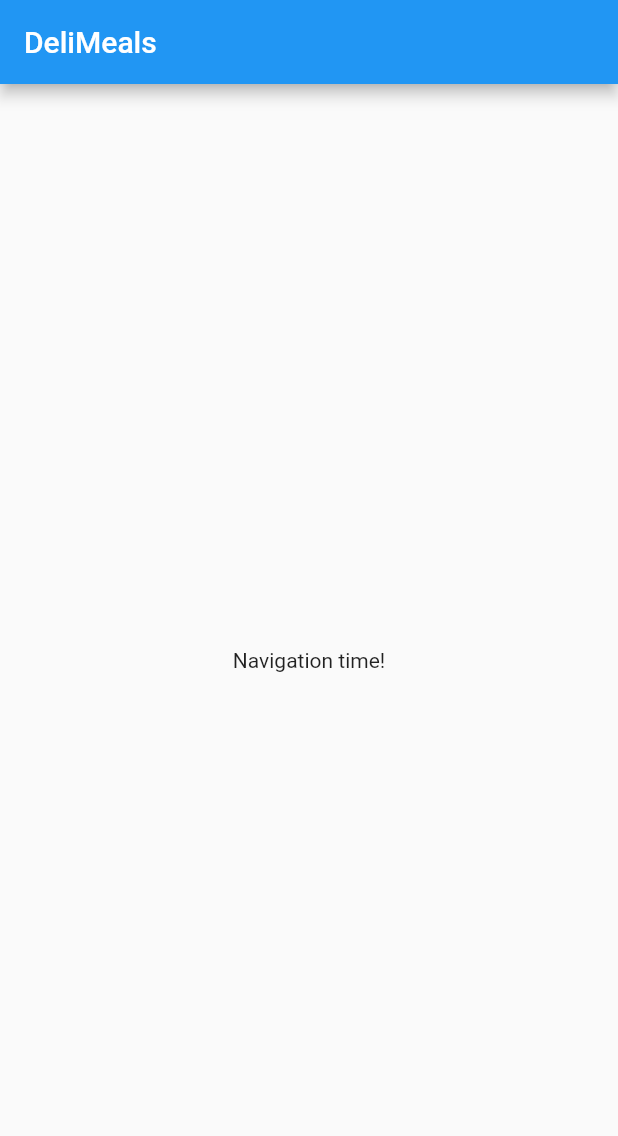
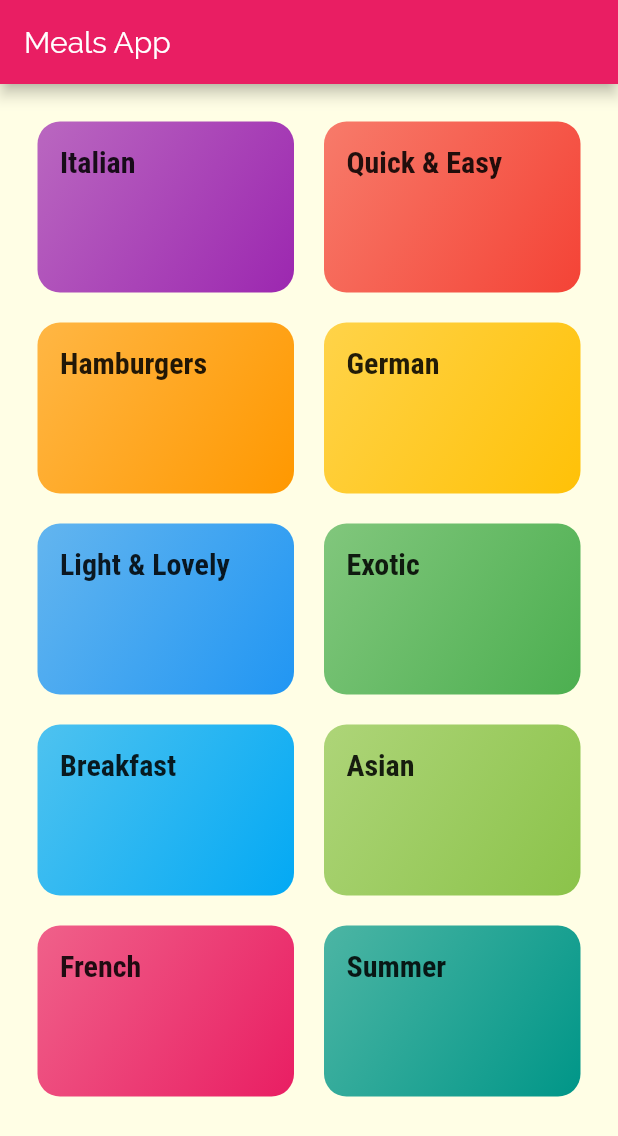
Before and after one commit to IsmailElShinnawy/meals-app, a Flutter app: the screen it shows after launch, on a phone screen of 412 x 824 dp. Shown: the top 1136 px of the screen. Run offline on Flutter 3.47's test engine with Material 2 defaults, Android fonts, the phone set to English and light mode, and no system bars.

Commit message:
added categories/main screen and navigation from categories - L164

```diff
--- /dev/null
+++ b/lib/categories_screen.dart
@@ -0,0 +1,32 @@
+import 'package:flutter/material.dart';
+
+import './category_item.dart';
+import './dummy_data.dart';
+
+class CategoriesScreen extends StatelessWidget {
+  @override
+  Widget build(BuildContext context) {
+    // returns a grid with all the categories
+    // for the GridView we could also use the GridView.builder
+    // for performance or for not knowing the # of items
+    return Scaffold(
+      appBar: AppBar(title: const Text('Meals App')),
+      body: GridView(
+        padding: const EdgeInsets.all(25),
+        children: DUMMY_CATEGORIES
+            .map((cat) => CategoryItem(
+                  cat.id,
+                  cat.title,
+                  cat.color,
+                ))
+            .toList(),
+        gridDelegate: SliverGridDelegateWithMaxCrossAxisExtent(
+          maxCrossAxisExtent: 200, // width of column
+          childAspectRatio: 3 / 2, // aspect ratio for with 200 width 300 height
+          crossAxisSpacing: 20, // horizontal spacing
+          mainAxisSpacing: 20, // vertical spacing
+        ),
+      ),
+    );
+  }
+}
--- /dev/null
+++ b/lib/category_item.dart
@@ -0,0 +1,48 @@
+import 'package:flutter/material.dart';
+
+import './category_meals_screen.dart';
+
+class CategoryItem extends StatelessWidget {
+  final String title;
+  final Color color;
+  final String id;
+
+  CategoryItem(this.id, this.title, this.color);
+
+  void selectCategory(BuildContext context) {
+    // Navigator.of(context).push(
+    //   MaterialPageRoute(
+    //     builder: (_) => CategoryMealsScreen(id, title),
+    //   ),
+    // );
+    Navigator.of(context)
+        .pushNamed('/category-meals', arguments: {'id': id, 'title': title});
+  }
+
+  @override
+  Widget build(BuildContext context) {
+    return InkWell(
+      onTap: () => selectCategory(context),
+      splashColor: Theme.of(context).primaryColor,
+      borderRadius: BorderRadius.circular(15),
+      child: Container(
+        padding: const EdgeInsets.all(15),
+        child: Text(
+          title,
+          style: Theme.of(context).textTheme.title,
+        ),
+        decoration: BoxDecoration(
+          gradient: LinearGradient(
+            colors: [
+              color.withOpacity(0.7),
+              color,
+            ],
+            begin: Alignment.topLeft,
+            end: Alignment.bottomRight,
+          ),
+          borderRadius: BorderRadius.circular(15),
+        ),
+      ),
+    );
+  }
+}
--- /dev/null
+++ b/lib/category_meals_screen.dart
@@ -0,0 +1,26 @@
+import 'package:flutter/material.dart';
+
+class CategoryMealsScreen extends StatelessWidget {
+  // final String categoryId;
+  // final String categoryTitle;
+
+  // CategoryMealsScreen(this.categoryId, this.categoryTitle);
+
+  @override
+  Widget build(BuildContext context) {
+    final routeArgs =
+        ModalRoute.of(context).settings.arguments as Map<String, String>;
+
+    final String categoryId = routeArgs['id'];
+    final String categoryTitle = routeArgs['title'];
+
+    return Scaffold(
+      appBar: AppBar(
+        title: Text(categoryTitle),
+      ),
+      body: Center(
+        child: Text('The Recipes For The Category!'),
+      ),
+    );
+  }
+}
--- /dev/null
+++ b/lib/dummy_data.dart
@@ -0,0 +1,57 @@
+import 'package:flutter/material.dart';
+
+import './models/category.dart';
+
+// the const keyword before the array ensures that the elements in the list are immutable and can't change
+const DUMMY_CATEGORIES = const [
+  Category(
+    id: 'c1',
+    title: 'Italian',
+    color: Colors.purple,
+  ),
+  Category(
+    id: 'c2',
+    title: 'Quick & Easy',
+    color: Colors.red,
+  ),
+  Category(
+    id: 'c3',
+    title: 'Hamburgers',
+    color: Colors.orange,
+  ),
+  Category(
+    id: 'c4',
+    title: 'German',
+    color: Colors.amber,
+  ),
+  Category(
+    id: 'c5',
+    title: 'Light & Lovely',
+    color: Colors.blue,
+  ),
+  Category(
+    id: 'c6',
+    title: 'Exotic',
+    color: Colors.green,
+  ),
+  Category(
+    id: 'c7',
+    title: 'Breakfast',
+    color: Colors.lightBlue,
+  ),
+  Category(
+    id: 'c8',
+    title: 'Asian',
+    color: Colors.lightGreen,
+  ),
+  Category(
+    id: 'c9',
+    title: 'French',
+    color: Colors.pink,
+  ),
+  Category(
+    id: 'c10',
+    title: 'Summer',
+    color: Colors.teal,
+  ),
+];
--- a/lib/main.dart
+++ b/lib/main.dart
@@ -1,4 +1,7 @@
 import 'package:flutter/material.dart';
+
+import './category_meals_screen.dart';
+import './categories_screen.dart';
 
 void main() => runApp(MyApp());
 
@@ -8,29 +11,24 @@ class MyApp extends StatelessWidget {
     return MaterialApp(
       title: 'Meals App',
       theme: ThemeData(
-        primarySwatch: Colors.blue,
+        primarySwatch: Colors.pink,
+        accentColor: Colors.amber,
+        canvasColor: Color.fromRGBO(255, 254, 229, 1),
+        fontFamily: 'Raleway',
+        textTheme: ThemeData.light().textTheme.copyWith(
+              body1: TextStyle(color: Color.fromRGBO(20, 51, 51, 1)),
+              body2: TextStyle(color: Color.fromRGBO(20, 51, 51, 1)),
+              title: TextStyle(
+                fontSize: 20,
+                fontFamily: 'RobotoCondensed',
+                fontWeight: FontWeight.bold,
+              ),
+            ),
       ),
-      home: MyHomePage(),
+      home: CategoriesScreen(),
+      routes: {
+        '/category-meals': (ctx) => CategoryMealsScreen(),
+      },
     );
   }
 }
-
-class MyHomePage extends StatefulWidget {
-
-  @override
-  _MyHomePageState createState() => _MyHomePageState();
-}
-
-class _MyHomePageState extends State<MyHomePage> {
-  @override
-  Widget build(BuildContext context) {
-    return Scaffold(
-      appBar: AppBar(
-        title: Text('DeliMeals'),
-      ),
-      body: Center(
-        child: Text('Navigation time!'),
-      ),
-    );
-  }
-}
--- /dev/null
+++ b/lib/models/category.dart
@@ -0,0 +1,14 @@
+import 'package:flutter/material.dart';
+
+class Category {
+  final String id;
+  final String title;
+  final Color color;
+
+  // using named arguments, the required decorator and a default value for the color
+  const Category({
+    @required this.id,
+    @required this.title,
+    this.color = Colors.orange,
+  });
+}
```
Also changed, not shown: pubspec.yaml (+17 -12 lines), assets/fonts/Raleway-Black.ttf (added), assets/fonts/Raleway-Bold.ttf (added), assets/fonts/Raleway-Regular.ttf (added), assets/fonts/RobotoCondensed-Bold.ttf (added), assets/fonts/RobotoCondensed-Italic.ttf (added), assets/fonts/RobotoCondensed-Light.ttf (added), assets/fonts/RobotoCondensed-Regular.ttf (added), 1 other file.
